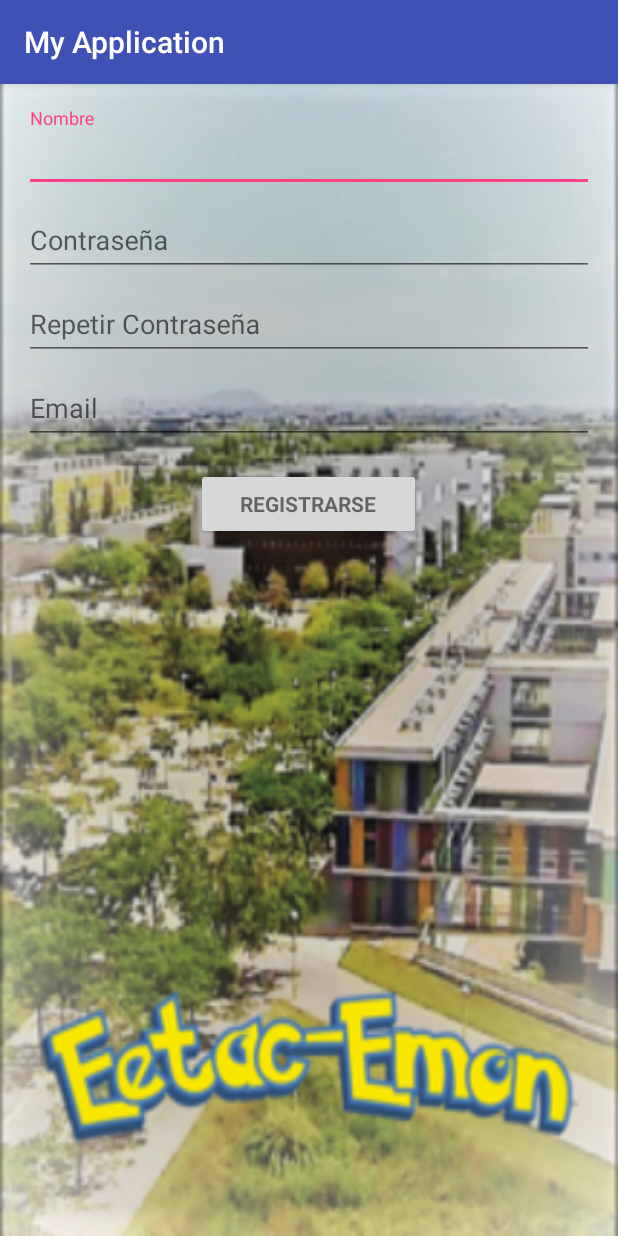
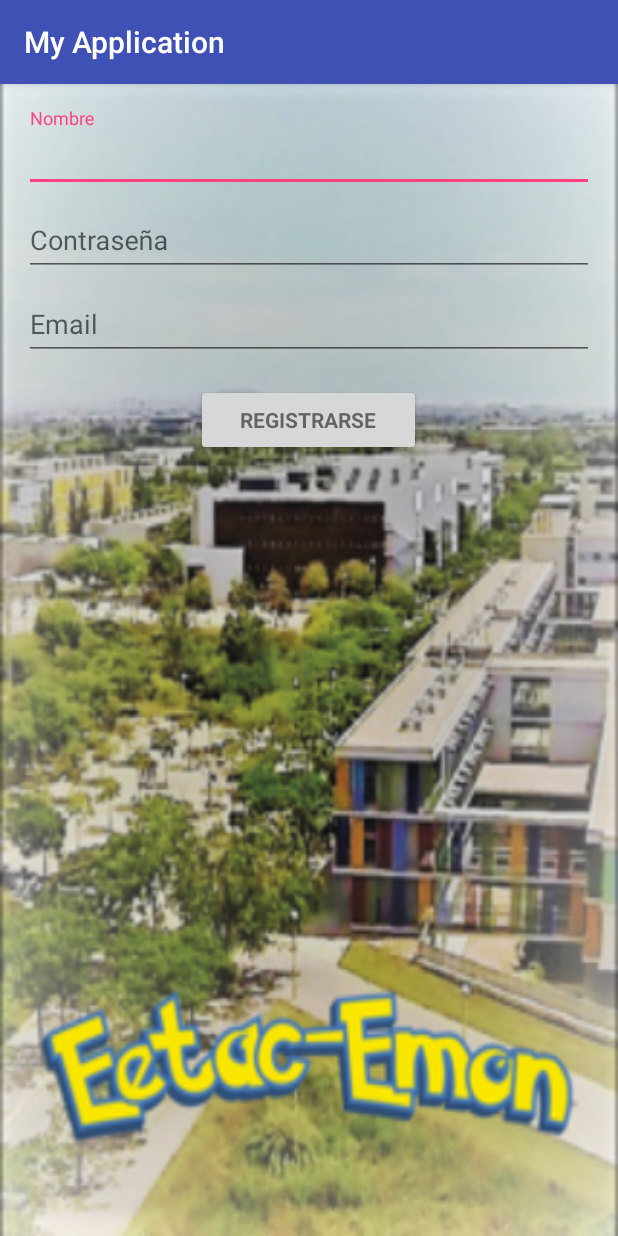
Before and after one commit to DSA-EETAC-GUILLEMMIKELALEIX/Eetac-emonAndroid, an Android app: the RegisterActivity screen opened directly, with no data from a screen before it, on a phone screen of 412 x 824 dp. Run offline under Robolectric (Android 15) with nearby library versions, the phone set to English and light mode, and no system bars.

Commit message:
Actualització: Login i Register

```diff
--- a/app/src/main/java/com/example/aleix/myapplication/Service.java
+++ b/app/src/main/java/com/example/aleix/myapplication/Service.java
@@ -33,5 +33,8 @@ interface Service {
     Call<Eetakemon> eetak(@Body String tipo);
 
     @POST("/EetakemonGo/User/LoginApp")
-    Call<User> Login(@Body User usuario); //CAMBIAR EL PATH
+    Call<User> Login(@Body User usuario);
+
+    @POST("/EetakemonGo/User/RegisterApp")
+    Call<User> Register(@Body User usuario);
 }
--- a/app/src/main/res/layout/activity_register.xml
+++ b/app/src/main/res/layout/activity_register.xml
@@ -36,7 +36,7 @@
                 android:layout_height="wrap_content">
 
                 <AutoCompleteTextView
-                    android:id="@+id/Nombre"
+                    android:id="@+id/nombre"
                     android:layout_width="match_parent"
                     android:layout_height="wrap_content"
                     android:hint="Nombre"
@@ -68,18 +68,6 @@
                 android:layout_width="match_parent"
                 android:layout_height="wrap_content">
 
-                <EditText
-                    android:id="@+id/repeatpassword"
-                    android:layout_width="match_parent"
-                    android:layout_height="wrap_content"
-                    android:hint="Repetir Contraseña"
-                    android:imeActionId="@+id/login"
-                    android:imeActionLabel="@string/action_sign_in_short"
-                    android:imeOptions="actionUnspecified"
-                    android:inputType="textPassword"
-                    android:maxLines="1"
-                    android:singleLine="true" />
-
             </android.support.design.widget.TextInputLayout>
 
             <android.support.design.widget.TextInputLayout
```
Also changed, not shown: app/src/main/java/com/example/aleix/myapplication/RegisterActivity.java (+78 -0 lines).
